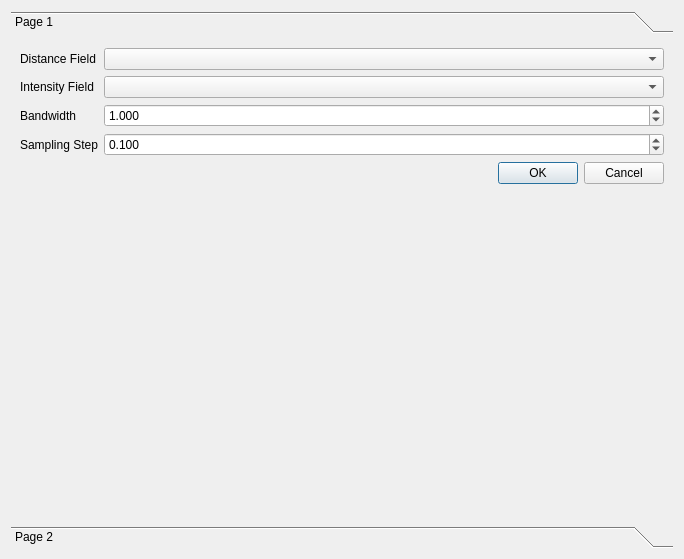
luca-penasa/vombat, file vombatlib/dialogs/ccCalibrateDeviceDlg.ui: the form before one commit.
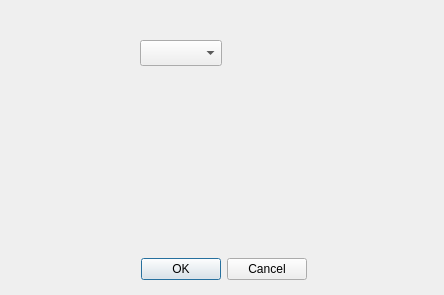
The form after the commit. Custom widgets are drawn as their Qt base class.

The edit to the form file:
```diff
--- a/vombatlib/dialogs/ccCalibrateDeviceDlg.ui
+++ b/vombatlib/dialogs/ccCalibrateDeviceDlg.ui
@@ -6,152 +6,40 @@
    <rect>
     <x>0</x>
     <y>0</y>
-    <width>684</width>
-    <height>559</height>
+    <width>444</width>
+    <height>295</height>
    </rect>
   </property>
   <property name="windowTitle">
    <string>Dialog</string>
   </property>
-  <layout class="QGridLayout" name="gridLayout">
-   <item row="0" column="0">
-    <widget class="QToolBox" name="toolBox">
-     <property name="currentIndex">
-      <number>0</number>
-     </property>
-     <widget class="QWidget" name="page">
-      <property name="geometry">
-       <rect>
-        <x>0</x>
-        <y>0</y>
-        <width>666</width>
-        <height>481</height>
-       </rect>
-      </property>
-      <attribute name="label">
-       <string>Page 1</string>
-      </attribute>
-      <layout class="QGridLayout" name="gridLayout_2">
-       <item row="0" column="0">
-        <layout class="QFormLayout" name="formLayout">
-         <property name="fieldGrowthPolicy">
-          <enum>QFormLayout::AllNonFixedFieldsGrow</enum>
-         </property>
-         <item row="0" column="0">
-          <widget class="QLabel" name="labelDistance">
-           <property name="text">
-            <string>Distance Field</string>
-           </property>
-          </widget>
-         </item>
-         <item row="0" column="1">
-          <widget class="ScalarFieldsComboBox" name="comboDistance"/>
-         </item>
-         <item row="1" column="0">
-          <widget class="QLabel" name="labelIntesity">
-           <property name="text">
-            <string>Intensity Field</string>
-           </property>
-          </widget>
-         </item>
-         <item row="1" column="1">
-          <widget class="ScalarFieldsComboBox" name="comboIntensity"/>
-         </item>
-         <item row="2" column="0">
-          <widget class="QLabel" name="labelBandWidth">
-           <property name="text">
-            <string>Bandwidth</string>
-           </property>
-          </widget>
-         </item>
-         <item row="2" column="1">
-          <widget class="QDoubleSpinBox" name="spinBandwidth">
-           <property name="decimals">
-            <number>3</number>
-           </property>
-           <property name="value">
-            <double>1.000000000000000</double>
-           </property>
-          </widget>
-         </item>
-         <item row="3" column="0">
-          <widget class="QLabel" name="labelSamplingStep">
-           <property name="text">
-            <string>Sampling Step</string>
-           </property>
-          </widget>
-         </item>
-         <item row="3" column="1">
-          <widget class="QDoubleSpinBox" name="spinSamplingStep">
-           <property name="decimals">
-            <number>3</number>
-           </property>
-           <property name="value">
-            <double>0.100000000000000</double>
-           </property>
-          </widget>
-         </item>
-         <item row="4" column="1">
-          <widget class="QDialogButtonBox" name="buttonBox">
-           <property name="orientation">
-            <enum>Qt::Horizontal</enum>
-           </property>
-           <property name="standardButtons">
-            <set>QDialogButtonBox::Cancel|QDialogButtonBox::Ok</set>
-           </property>
-          </widget>
-         </item>
-        </layout>
-       </item>
-      </layout>
-     </widget>
-     <widget class="QWidget" name="page_2">
-      <property name="geometry">
-       <rect>
-        <x>0</x>
-        <y>0</y>
-        <width>666</width>
-        <height>481</height>
-       </rect>
-      </property>
-      <attribute name="label">
-       <string>Page 2</string>
-      </attribute>
-      <layout class="QGridLayout" name="gridLayout_3">
-       <item row="0" column="0">
-        <layout class="QVBoxLayout" name="verticalLayout">
-         <item>
-          <widget class="QLabel" name="labelDistance_3">
-           <property name="text">
-            <string>Calibration PCD files</string>
-           </property>
-          </widget>
-         </item>
-         <item>
-          <widget class="QListWidget" name="listWidget"/>
-         </item>
-         <item>
-          <widget class="QPushButton" name="pushButton">
-           <property name="text">
-            <string>Load Files</string>
-           </property>
-          </widget>
-         </item>
-        </layout>
-       </item>
-      </layout>
-     </widget>
-    </widget>
-   </item>
-  </layout>
+  <widget class="QDialogButtonBox" name="buttonBox">
+   <property name="geometry">
+    <rect>
+     <x>141</x>
+     <y>253</y>
+     <width>166</width>
+     <height>33</height>
+    </rect>
+   </property>
+   <property name="orientation">
+    <enum>Qt::Horizontal</enum>
+   </property>
+   <property name="standardButtons">
+    <set>QDialogButtonBox::Cancel|QDialogButtonBox::Ok</set>
+   </property>
+  </widget>
+  <widget class="QComboBox" name="comboBox">
+   <property name="geometry">
+    <rect>
+     <x>140</x>
+     <y>40</y>
+     <width>82</width>
+     <height>26</height>
+    </rect>
+   </property>
+  </widget>
  </widget>
- <customwidgets>
-  <customwidget>
-   <class>ScalarFieldsComboBox</class>
-   <extends>QComboBox</extends>
-   <header location="global">helpers/ScalarFieldsComboBox.h</header>
-  </customwidget>
- </customwidgets>
  <resources/>
  <connections>
   <connection>
```
